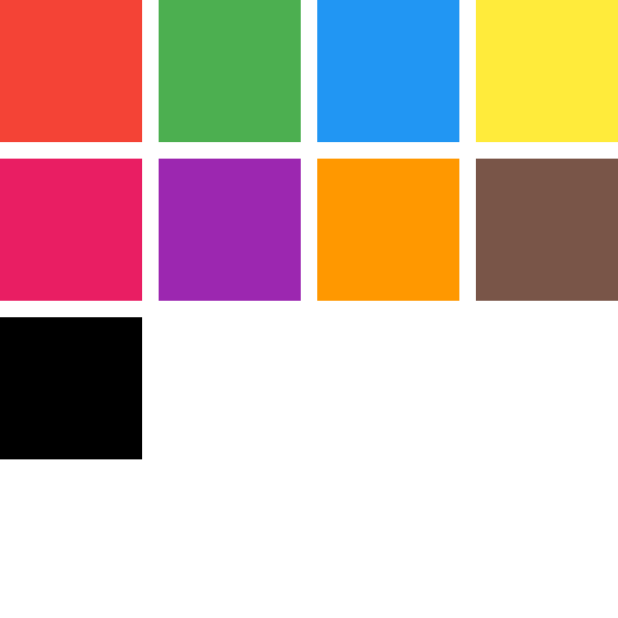
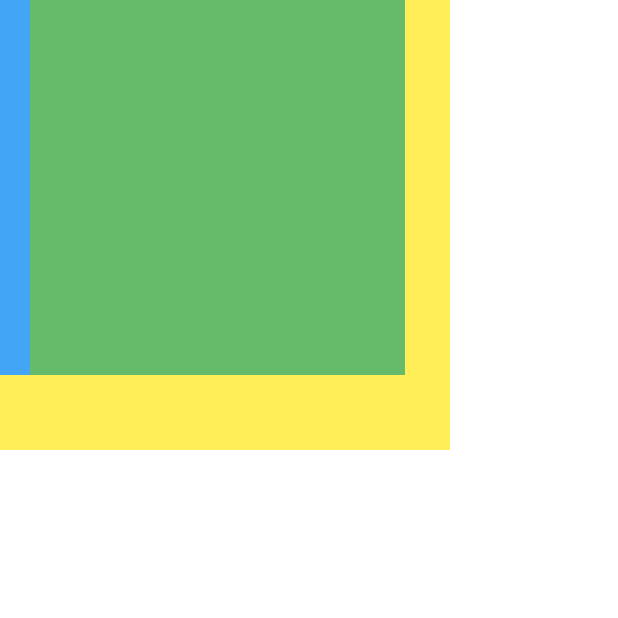
Before and after one commit to pranjal6314/Flutter, a Flutter app: the screen it shows after launch, on a phone screen of 412 x 824 dp, the top half of it. Run offline on Flutter 3.47's test engine with Material 2 defaults, Android fonts, the phone set to English and light mode, and no system bars.

Commit message:
stack widget

```diff
--- a/lib/grid.dart
+++ b/lib/grid.dart
@@ -21,15 +21,7 @@ class _UsingGridState extends State<UsingGrid> {
       Colors.brown,
       Colors.black
     ];
-    return GridView.builder(
-        gridDelegate: SliverGridDelegateWithMaxCrossAxisExtent(
-            maxCrossAxisExtent: 100, crossAxisSpacing: 11, mainAxisSpacing: 11),
-        itemBuilder: (context, index) {
-          return Container(
-            color: colorlist[index],
-          );
-        },
-        itemCount: colorlist.length);
+    return _mygrid(colorlist);
     // GridView.count(
     //     crossAxisCount: 3,
     //     crossAxisSpacing: 11,
@@ -121,4 +113,16 @@ class _UsingGridState extends State<UsingGrid> {
     // ],
     // );
   }
+
+  GridView _mygrid(List<Color> colorlist) {
+    return GridView.builder(
+        gridDelegate: SliverGridDelegateWithMaxCrossAxisExtent(
+            maxCrossAxisExtent: 100, crossAxisSpacing: 11, mainAxisSpacing: 11),
+        itemBuilder: (context, index) {
+          return Container(
+            color: colorlist[index],
+          );
+        },
+        itemCount: colorlist.length);
+  }
 }
--- a/lib/main.dart
+++ b/lib/main.dart
@@ -2,6 +2,7 @@ import 'package:firstapp/card.dart';
 import 'package:firstapp/date_time.dart';
 import 'package:firstapp/grid.dart';
 import 'package:firstapp/input.dart';
+import 'package:firstapp/stack.dart';
 import 'package:flutter/material.dart';
 
 void main() {
@@ -29,7 +30,9 @@ class MyApp extends StatelessWidget {
         ),
         // home: const MyHomePage(title: 'Pranjal Choudhary'),
         // home: InputWidget(),/
-        home: UsingGrid());
+        home: const SizedBox(height: 400, width: 400, child: StackWidget())
+        // home: UsingGrid()
+        );
     // home: CurrDateTime());
   }
 }
--- /dev/null
+++ b/lib/stack.dart
@@ -0,0 +1,41 @@
+import 'package:flutter/material.dart';
+
+class StackWidget extends StatefulWidget {
+  const StackWidget({super.key});
+
+  @override
+  State<StackWidget> createState() => _StackWidgetState();
+}
+
+class _StackWidgetState extends State<StackWidget> {
+  @override
+  Widget build(BuildContext context) {
+    return Container(
+      height: 400,
+      width: 400,
+      child: Stack(
+        children: [
+          Container(
+            height: 300,
+            width: 300,
+            color: Colors.yellow[400],
+          ),
+          Container(
+            height: 250,
+            width: 250,
+            color: Colors.blue[400],
+          ),
+          Positioned(
+              left: 20,
+              // right: 20,
+              // top: 20,
+              child: Container(
+                height: 250,
+                width: 250,
+                color: Colors.green[400],
+              ))
+        ],
+      ),
+    );
+  }
+}
```
